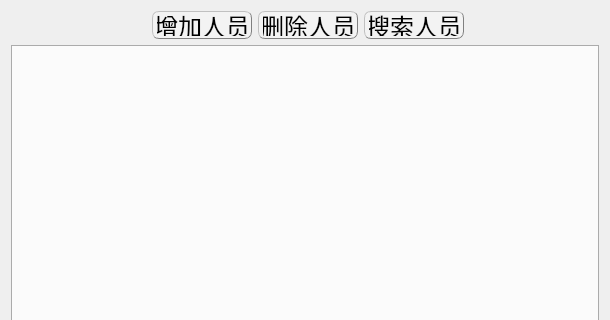
Old version of the form personmanagedialog.ui in the repository EsZHU/QtExamSystem; both pictures show x 0 to 610 and y 0 to 320 of the 610 by 550 pixel window.
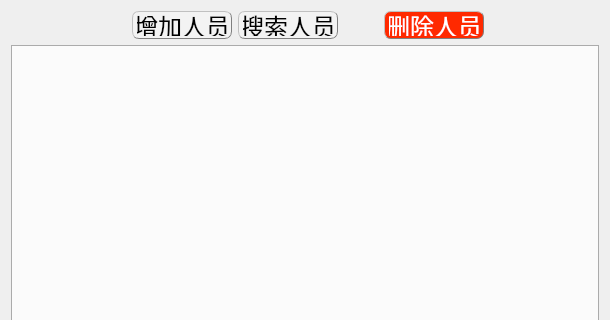
New version of the form.

Commit message: 完善：人员管理删除功能

```diff
--- a/personmanagedialog.ui
+++ b/personmanagedialog.ui
@@ -117,35 +117,6 @@
         </property>
        </widget>
       </item>
-      <item>
-       <widget class="QPushButton" name="deleteButton">
-        <property name="minimumSize">
-         <size>
-          <width>100</width>
-          <height>28</height>
-         </size>
-        </property>
-        <property name="maximumSize">
-         <size>
-          <width>100</width>
-          <height>28</height>
-         </size>
-        </property>
-        <property name="font">
-         <font>
-          <pointsize>18</pointsize>
-         </font>
-        </property>
-        <property name="styleSheet">
-         <string notr="true">QPushButton{background-color: rgb(243, 243, 243);border:0.5px groove gray;border-radius:7px;padding:2px 4px;border-style: outset;}
-QPushButton:hover{background-color:rgb(229, 241, 251); color: black;}
-QPushButton:pressed{background-color:rgb(191, 190, 192);border-style: inset;}</string>
-        </property>
-        <property name="text">
-         <string>删除人员</string>
-        </property>
-       </widget>
-      </item>
       <item>
        <widget class="QPushButton" name="searchPersonButton">
         <property name="minimumSize">
@@ -175,6 +146,51 @@
         </property>
        </widget>
       </item>
+      <item>
+       <spacer name="horizontalSpacer_4">
+        <property name="orientation">
+         <enum>Qt::Horizontal</enum>
+        </property>
+        <property name="sizeType">
+         <enum>QSizePolicy::Fixed</enum>
+        </property>
+        <property name="sizeHint" stdset="0">
+         <size>
+          <width>40</width>
+          <height>20</height>
+         </size>
+        </property>
+       </spacer>
+      </item>
+      <item>
+       <widget class="QPushButton" name="deleteButton">
+        <property name="minimumSize">
+         <size>
+          <width>100</width>
+          <height>28</height>
+         </size>
+        </property>
+        <property name="maximumSize">
+         <size>
+          <width>100</width>
+          <height>28</height>
+         </size>
+        </property>
+        <property name="font">
+         <font>
+          <pointsize>18</pointsize>
+         </font>
+        </property>
+        <property name="styleSheet">
+         <string notr="true">QPushButton{background-color: rgb(255, 41, 0);border:0.5px groove gray;border-radius:7px;padding:2px 4px;border-style: outset;color: white;}
+QPushButton:hover{background-color:rgb(232, 15, 0); color: white;}
+QPushButton:pressed{background-color:rgb(140, 14, 0);border-style: inset;color:white}</string>
+        </property>
+        <property name="text">
+         <string>删除人员</string>
+        </property>
+       </widget>
+      </item>
       <item>
        <spacer name="horizontalSpacer_3">
         <property name="orientation">
```
The commit also changes 9 other files.
